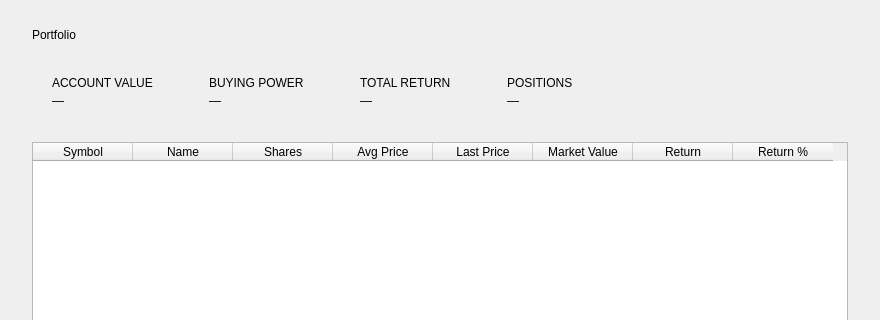
Before: the Qt Designer form ui/portfolio.ui in eliran-ovadia/demo-exchange-desktop, drawn with Qt 5; both pictures show x 0 to 880 and y 0 to 320 of the 880 by 720 pixel window.
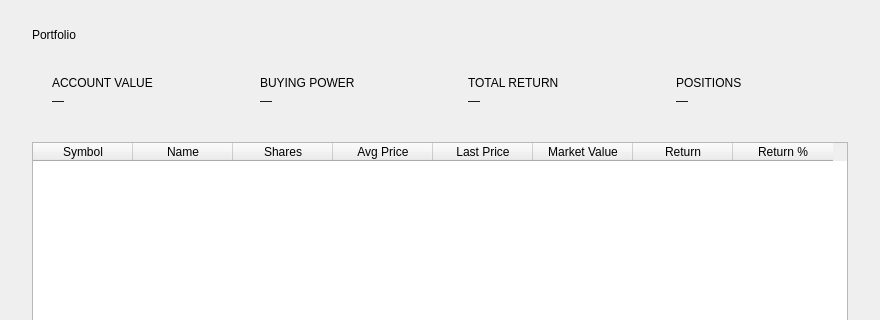
After: the same form once the commit is applied.

Patch:
```diff
--- a/ui/portfolio.ui
+++ b/ui/portfolio.ui
@@ -124,12 +124,6 @@
       </widget>
      </item>
 
-     <item>
-      <spacer name="spacerStats">
-       <property name="orientation"><enum>Qt::Horizontal</enum></property>
-       <property name="sizeHint" stdset="0"><size><width>40</width><height>20</height></size></property>
-      </spacer>
-     </item>
     </layout>
    </item>
 
```
